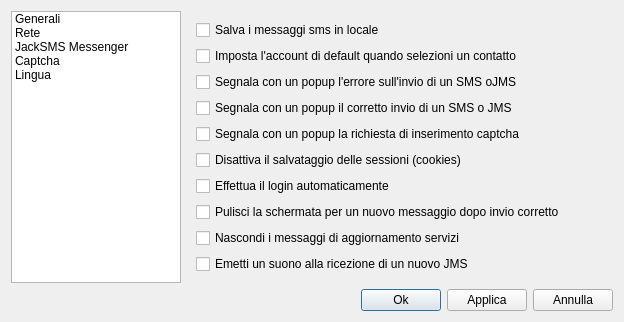
Before: the Qt Designer form opzionidialog.ui in freesmee/freesmee-desktop, drawn with Qt 5.
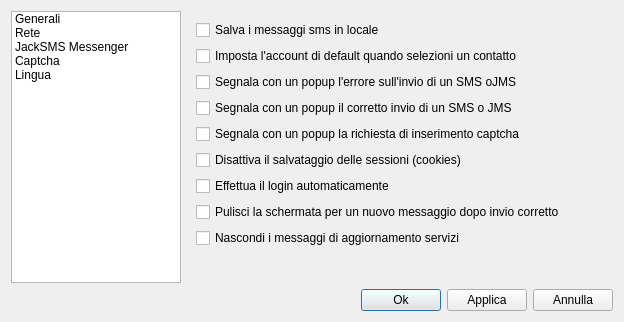
After: the same form once the commit is applied. The open tabs and pages were chosen to show the change. Icons and pictures are not drawn.

Commit message:
- Migliorie alla UI in generale e ai casi d'uso - Spostata opzione "Emetti suono" nella sezione jms
extra : convert_revision : svn%3A7363d3a4-9750-e393-0ab5-40250ee986cf/trunk%4089

What changed in the file:
```diff
--- a/opzionidialog.ui
+++ b/opzionidialog.ui
@@ -172,13 +172,6 @@
                </property>
               </widget>
              </item>
-             <item>
-              <widget class="QCheckBox" name="suonoJMS">
-               <property name="text">
-                <string>Emetti un suono alla ricezione di un nuovo JMS</string>
-               </property>
-              </widget>
-             </item>
              <item>
               <spacer name="verticalSpacer">
                <property name="orientation">
@@ -322,6 +315,13 @@
                </property>
               </widget>
              </item>
+             <item>
+              <widget class="QCheckBox" name="suonoJMS">
+               <property name="text">
+                <string>Emetti un suono alla ricezione di un nuovo JMS</string>
+               </property>
+              </widget>
+             </item>
              <item>
               <spacer name="verticalSpacer_4">
                <property name="orientation">
```
Left out of the diff: 2 changed lines with no effect on the pictures. The commit also changes 6 other files.
